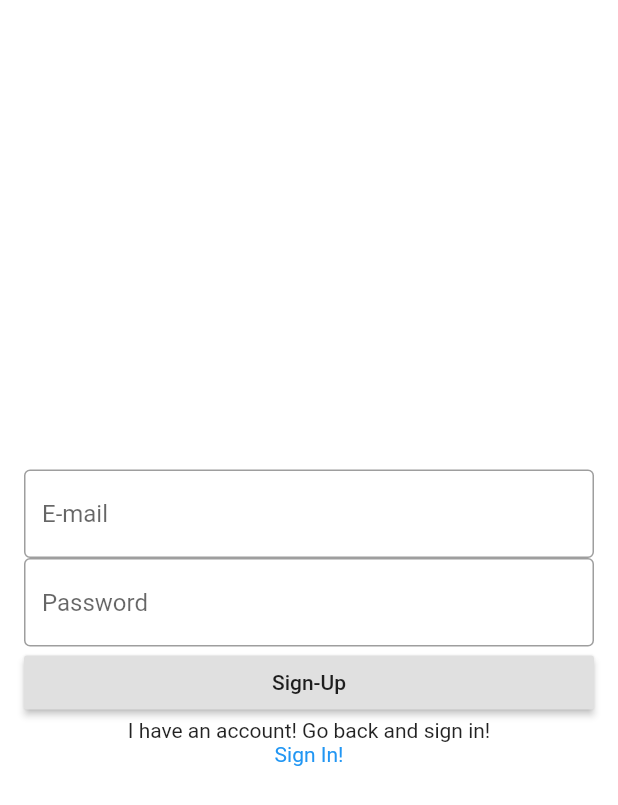
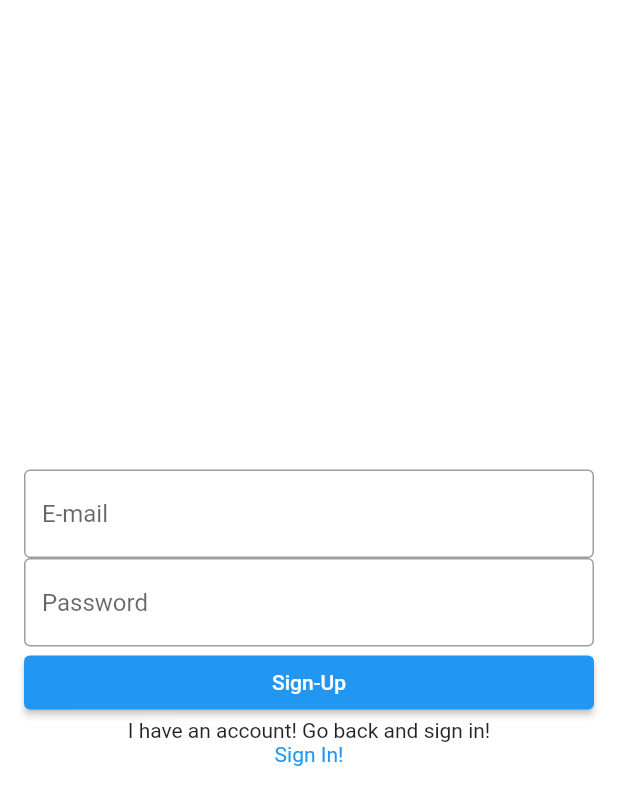
Before and after one commit to RomyDir/pigdog_final, a Flutter app: the screen it shows after launch, after a tap on "Sign Up!", on a phone screen of 412 x 824 dp. Shown: the top 805 px of the screen. Run offline on Flutter 3.47's test engine with Material 2 defaults, Android fonts, the phone set to English and light mode, and no system bars; our stand-ins replace firebase_auth, firebase_core, flutter_svg, fluttertoast; missing offline and left inert: adobe_xd, cloud_firestore_web, firebase_analytics_web, firebase_auth_web, firebase_core_web, firebase_database_web and 1 more; accounts and stored records are empty.

Commit message:
RaisedButton changed to ElevatedButton

```diff
--- a/lib/login_start/SignInPage.dart
+++ b/lib/login_start/SignInPage.dart
@@ -85,7 +85,7 @@ class _SignInPage extends State<SignInPage> {
                   hintText: 'Password',
                 ),
               ),
-              RaisedButton(
+                ElevatedButton(
                   onPressed: () {
                     signIn();
                   },
--- a/lib/login_start/signUpPage.dart
+++ b/lib/login_start/signUpPage.dart
@@ -83,7 +83,7 @@ class _SignUpPage extends State<SignUpPage> {
                   hintText: 'Password',
                 ),
               ),
-              RaisedButton(
+              ElevatedButton(
                 onPressed: () {
                   signUp();
                 },
```
Also changed, not shown: lib/generated_plugin_registrant.dart (added, +28 -0 lines), 1 other file. Lines whose indentation alone changed are shown as unchanged.
